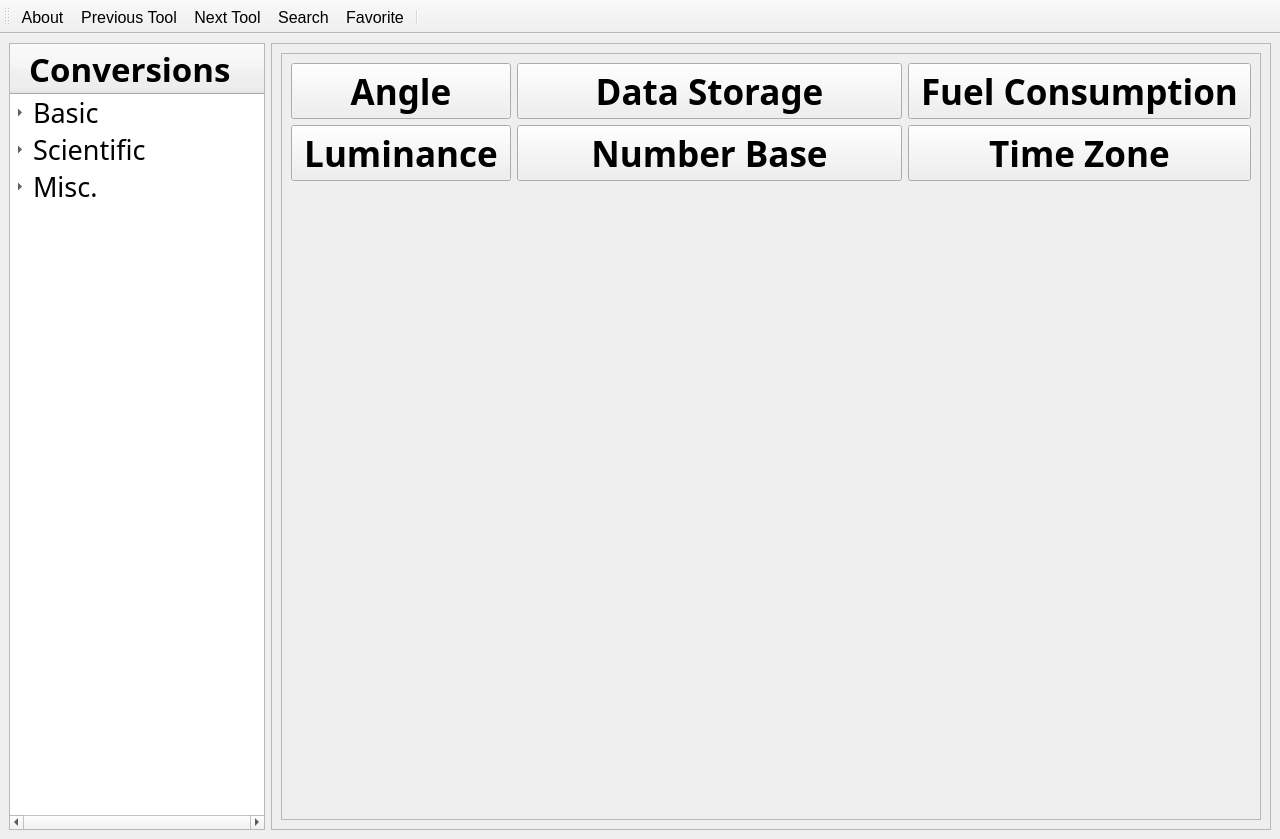
This is mainwindow.ui in 30vam/cute-converter as Qt 5 draws it before an edit. The edited form follows.
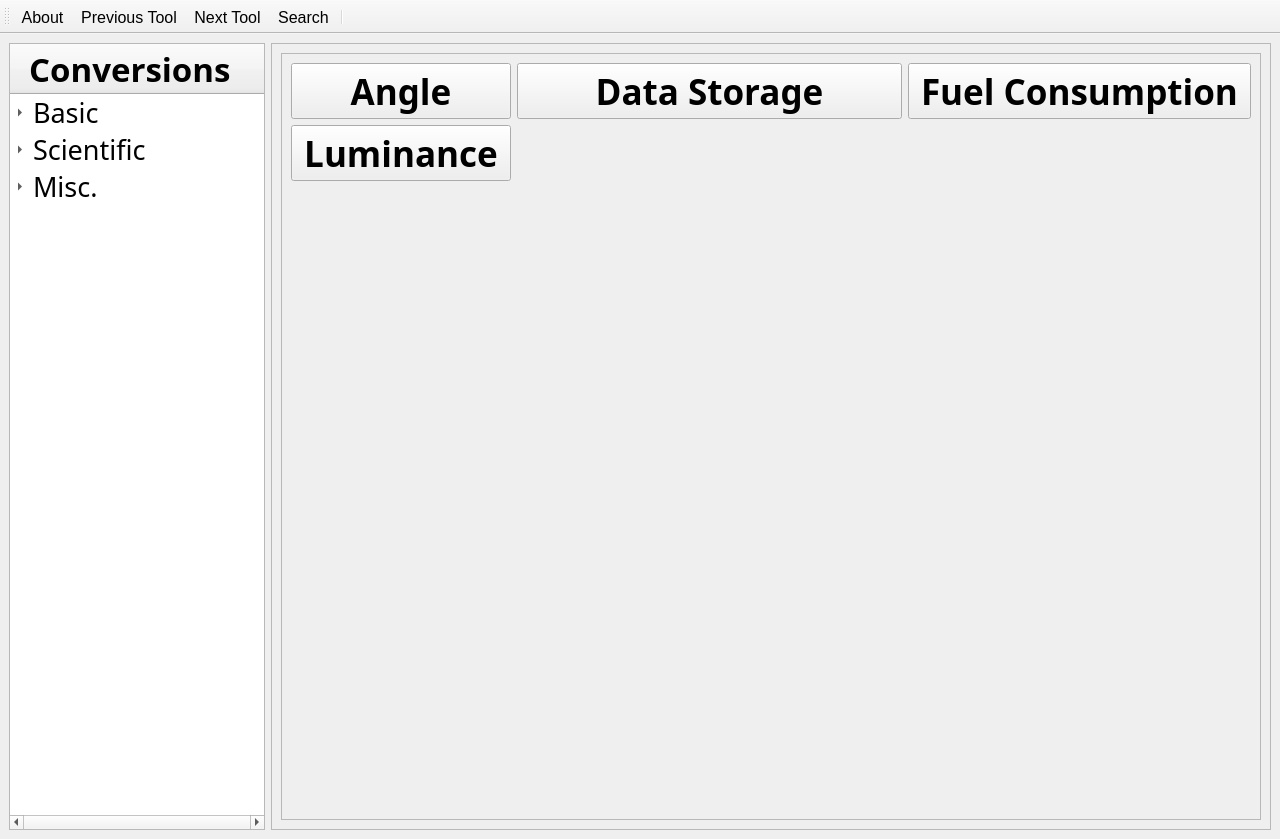
This is the edited form. Icons and pictures are not drawn.

Commit message: Removed unused stuff

The edit to the form file:
```diff
--- a/mainwindow.ui
+++ b/mainwindow.ui
@@ -5029,47 +5029,6 @@
               </property>
              </widget>
             </item>
-            <item row="1" column="3">
-             <widget class="QToolButton" name="timeZoneToolButton">
-              <property name="enabled">
-               <bool>true</bool>
-              </property>
-              <property name="sizePolicy">
-               <sizepolicy hsizetype="Preferred" vsizetype="Preferred">
-                <horstretch>0</horstretch>
-                <verstretch>0</verstretch>
-               </sizepolicy>
-              </property>
-              <property name="font">
-               <font>
-                <family>Aleo</family>
-                <pointsize>26</pointsize>
-                <bold>true</bold>
-               </font>
-              </property>
-              <property name="text">
-               <string>Time Zone</string>
-              </property>
-              <property name="iconSize">
-               <size>
-                <width>156</width>
-                <height>156</height>
-               </size>
-              </property>
-              <property name="popupMode">
-               <enum>QToolButton::DelayedPopup</enum>
-              </property>
-              <property name="toolButtonStyle">
-               <enum>Qt::ToolButtonTextUnderIcon</enum>
-              </property>
-              <property name="autoRaise">
-               <bool>false</bool>
-              </property>
-              <property name="arrowType">
-               <enum>Qt::NoArrow</enum>
-              </property>
-             </widget>
-            </item>
             <item row="2" column="0">
              <spacer name="verticalSpacer_3">
               <property name="orientation">
@@ -5124,47 +5083,6 @@
               </property>
              </widget>
             </item>
-            <item row="1" column="1" colspan="2">
-             <widget class="QToolButton" name="numberBaseToolButton">
-              <property name="enabled">
-               <bool>true</bool>
-              </property>
-              <property name="sizePolicy">
-               <sizepolicy hsizetype="Preferred" vsizetype="Preferred">
-                <horstretch>0</horstretch>
-                <verstretch>0</verstretch>
-               </sizepolicy>
-              </property>
-              <property name="font">
-               <font>
-                <family>Aleo</family>
-                <pointsize>26</pointsize>
-                <bold>true</bold>
-               </font>
-              </property>
-              <property name="text">
-               <string>Number Base</string>
-              </property>
-              <property name="iconSize">
-               <size>
-                <width>156</width>
-                <height>156</height>
-               </size>
-              </property>
-              <property name="popupMode">
-               <enum>QToolButton::DelayedPopup</enum>
-              </property>
-              <property name="toolButtonStyle">
-               <enum>Qt::ToolButtonTextUnderIcon</enum>
-              </property>
-              <property name="autoRaise">
-               <bool>false</bool>
-              </property>
-              <property name="arrowType">
-               <enum>Qt::NoArrow</enum>
-              </property>
-             </widget>
-            </item>
            </layout>
           </widget>
          </widget>
@@ -5957,7 +5875,6 @@
    <addaction name="previousAction"/>
    <addaction name="nextAction"/>
    <addaction name="searchAction"/>
-   <addaction name="favoriteAction"/>
    <addaction name="separator"/>
   </widget>
   <action name="switchToLengthAction">
```
Left out of the diff: 24 changed lines with no effect on the pictures. The commit also changes 1 other file.
